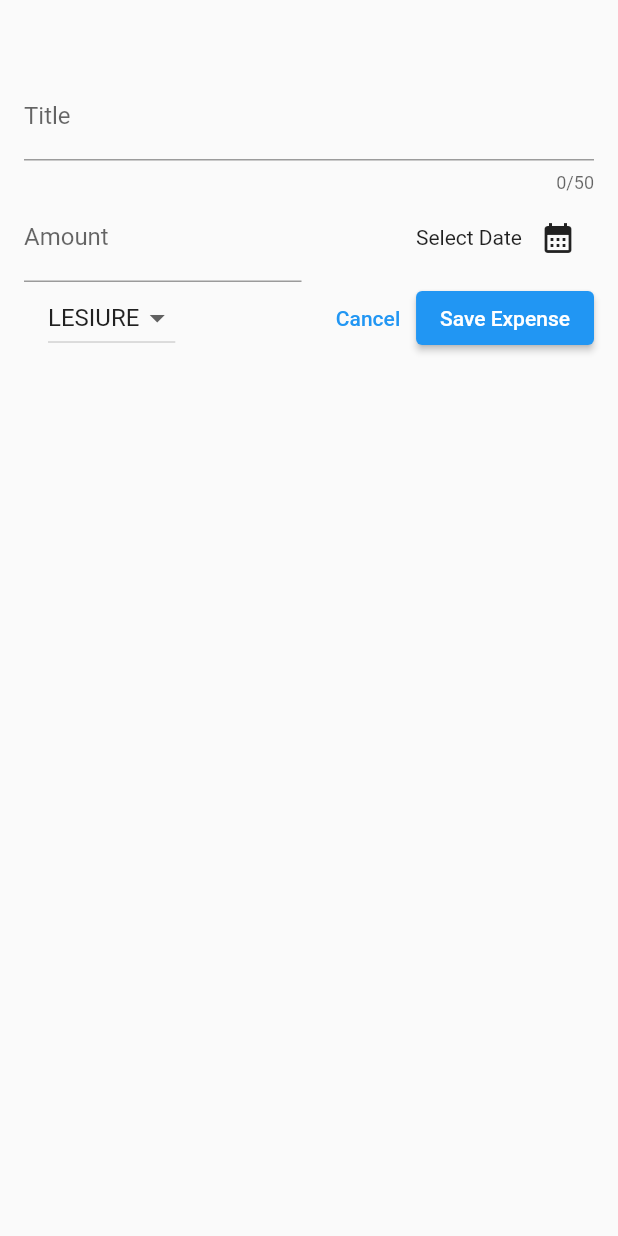
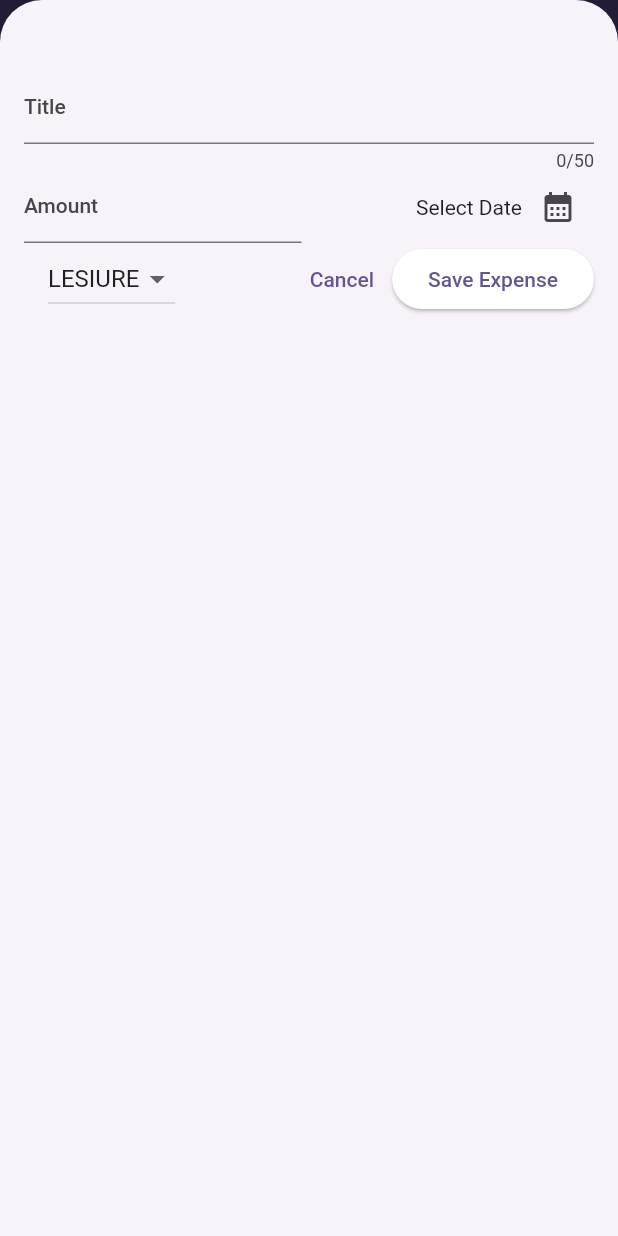
Before and after one commit to TeniG/Flutter_Expense_Tracker_App, a Flutter app: the screen it shows after launch, after a tap on the "add" icon, on a phone screen of 412 x 824 dp. Run offline on Flutter 3.47's test engine with Material 2 defaults, Android fonts, the phone set to English and light mode, and no system bars.

Commit message:
- Theme and Color scheme implemented.

```diff
--- a/lib/main.dart
+++ b/lib/main.dart
@@ -1,10 +1,36 @@
 import 'package:flutter/material.dart';
 import 'package:flutter_expense_tracker_app/widgets/expenses_screen.dart';
 
+var kColorScheme =
+    ColorScheme.fromSeed(seedColor: const Color.fromARGB(255, 96, 59, 181));
+
 void main() {
   runApp(
-    const MaterialApp(
-      home: Expenses(),
+    MaterialApp(
+      theme: ThemeData().copyWith(
+          useMaterial3: true,
+          colorScheme: kColorScheme,
+          appBarTheme: const AppBarTheme().copyWith(
+              backgroundColor: kColorScheme.onPrimaryContainer,
+              foregroundColor: kColorScheme.onPrimary),
+          cardTheme: const CardTheme().copyWith(
+              margin: const EdgeInsets.symmetric(
+            vertical: 6,
+            horizontal: 16,
+          )),
+          elevatedButtonTheme: ElevatedButtonThemeData(
+            style: ElevatedButton.styleFrom(
+              backgroundColor: kColorScheme.onPrimary,
+            ),
+          ),
+          textTheme: ThemeData().textTheme.copyWith(
+                titleLarge: TextStyle(
+
+                  fontWeight: FontWeight.normal,
+                  color: kColorScheme.onSecondaryContainer
+                ),
+              )),
+      home: const Expenses(),
     ),
   );
 }
```
